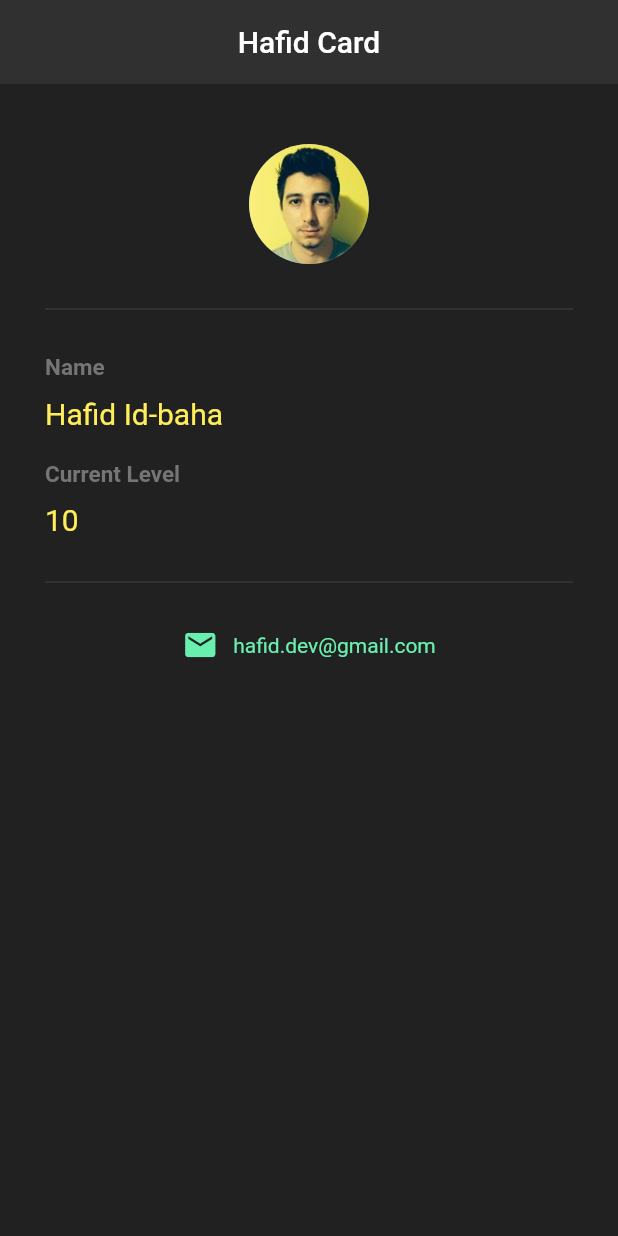
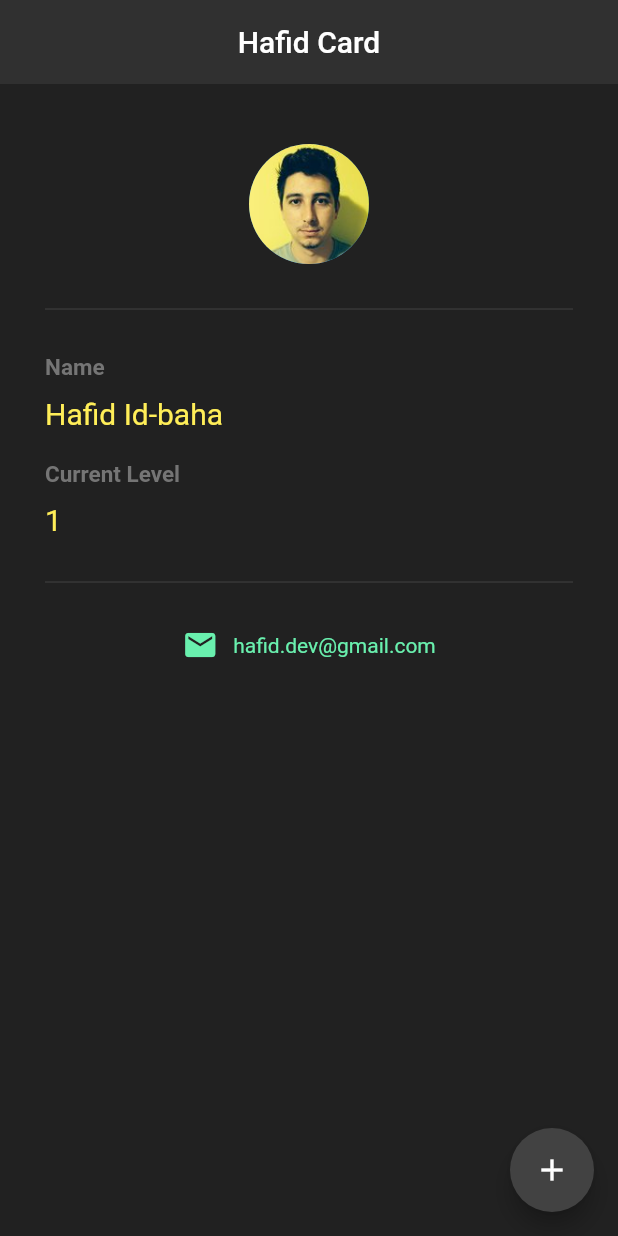
Before and after one commit to hafidid-baha/flutter-tuto, a Flutter app: the screen it shows after launch, on a phone screen of 412 x 824 dp. Run offline on Flutter 3.47's test engine with Material 2 defaults, Android fonts, the phone set to English and light mode, and no system bars.

Commit message:
changing the level variable using setState function

```diff
--- a/ninjacard/lib/main.dart
+++ b/ninjacard/lib/main.dart
@@ -9,6 +9,7 @@ class Card extends StatefulWidget {
 }
 
 class _CardState extends State<Card> {
+  int level = 1;
   @override
   Widget build(BuildContext context) {
     return MaterialApp(
@@ -19,6 +20,17 @@ class _CardState extends State<Card> {
           centerTitle: true,
           backgroundColor: Colors.grey[850],
           elevation: 0.0,
+        ),
+        floatingActionButton: FloatingActionButton(
+          onPressed: (){
+            setState(() {
+              level++;
+            });
+          },
+          backgroundColor: Colors.grey[800],
+          child: Icon(
+            Icons.add
+          ),
         ),
         body: Padding(
           padding: const EdgeInsets.fromLTRB(30, 40, 30, 40),
@@ -63,7 +75,7 @@ class _CardState extends State<Card> {
               ),
               SizedBox(height: 10),
               Text(
-                "10",
+                "$level",
                 style: TextStyle(
                   fontWeight: FontWeight.normal,
                   color: Colors.yellow[400],
```
